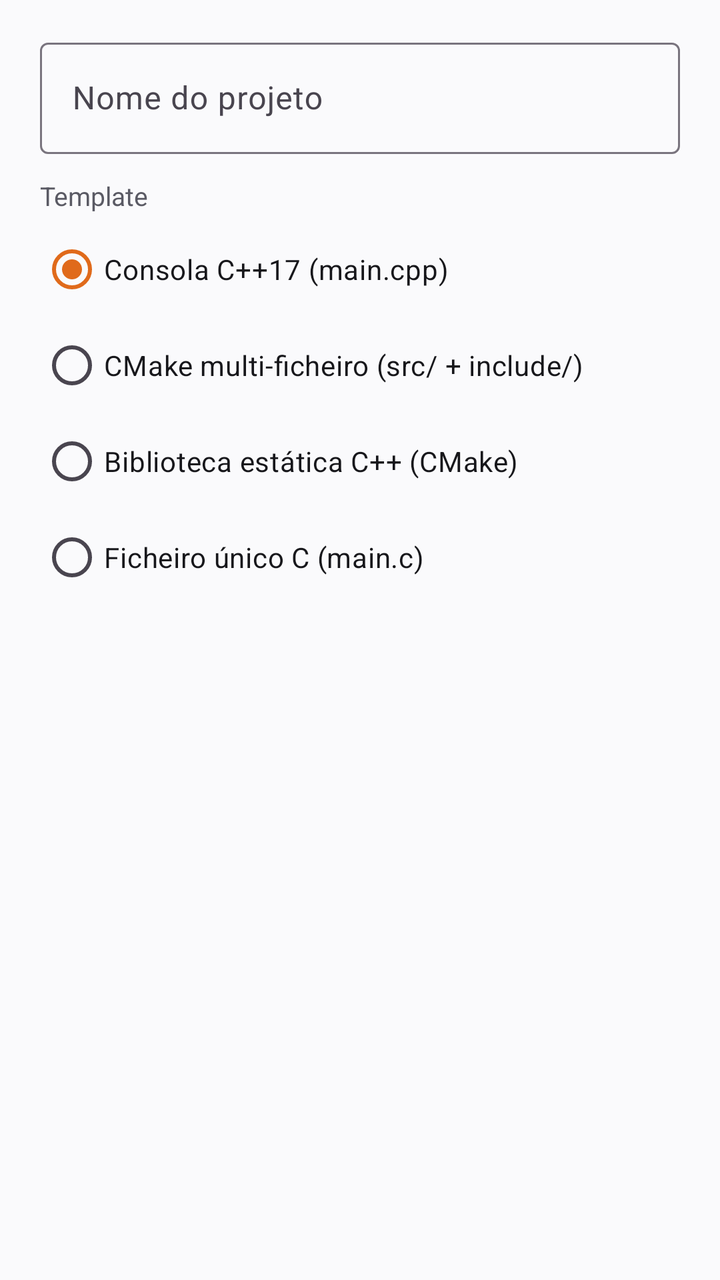
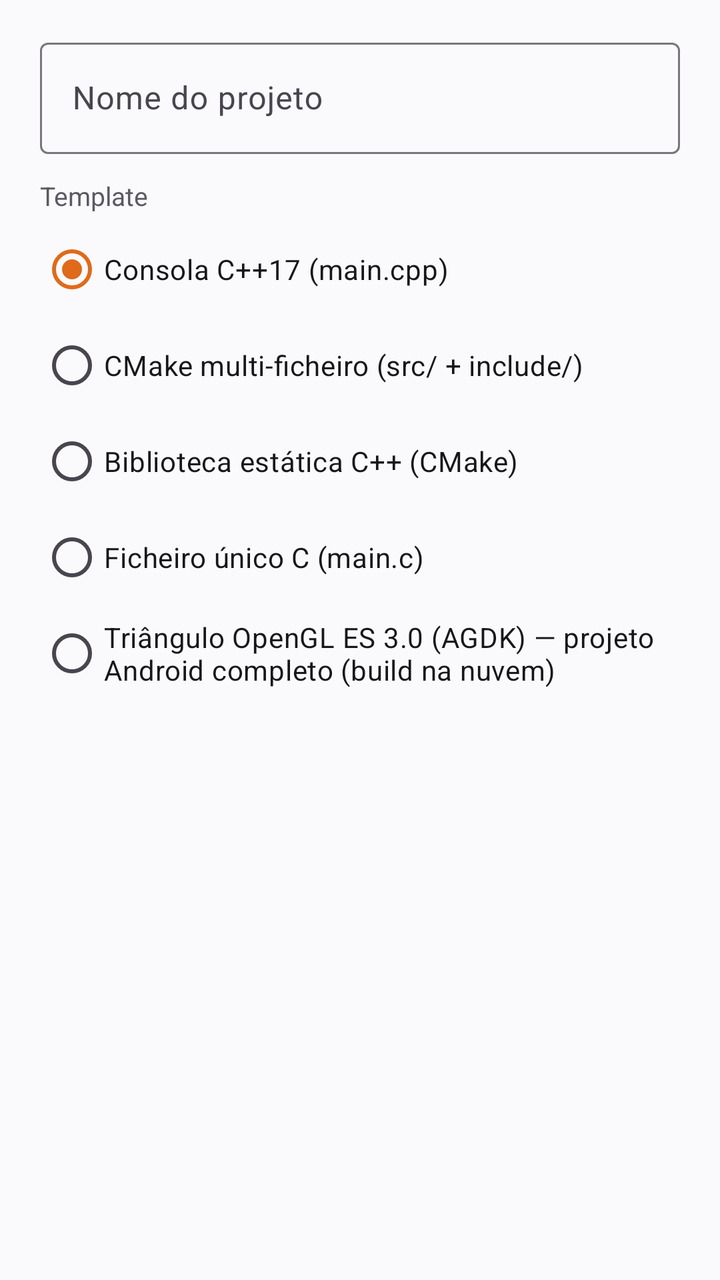

Compare the two renders of this Android layout. The source of the first and the diff that turns it into the second are given below.
<!-- AndroidManifest.xml: application theme Theme.CppStudio -->
<!-- res/layout/dialog_new_project.xml -->
<?xml version="1.0" encoding="utf-8"?>
<LinearLayout xmlns:android="http://schemas.android.com/apk/res/android"
    android:layout_width="match_parent"
    android:layout_height="wrap_content"
    android:orientation="vertical"
    android:paddingStart="20dp"
    android:paddingEnd="20dp"
    android:paddingTop="16dp">

    <com.google.android.material.textfield.TextInputLayout
        android:layout_width="match_parent"
        android:layout_height="wrap_content"
        android:hint="@string/project_name">

        <com.google.android.material.textfield.TextInputEditText
            android:id="@+id/projectNameInput"
            android:layout_width="match_parent"
            android:layout_height="wrap_content"
            android:inputType="text"
            android:singleLine="true"
            android:maxLength="64" />
    </com.google.android.material.textfield.TextInputLayout>

    <TextView
        android:layout_width="match_parent"
        android:layout_height="wrap_content"
        android:layout_marginTop="12dp"
        android:text="@string/project_template"
        android:textColor="@color/text2_c"
        android:textSize="13sp" />

    <RadioGroup
        android:id="@+id/templateGroup"
        android:layout_width="match_parent"
        android:layout_height="wrap_content"
        android:layout_marginTop="4dp">

        <RadioButton
            android:id="@+id/tplConsole"
            android:layout_width="match_parent"
            android:layout_height="wrap_content"
            android:checked="true"
            android:text="Consola C++17 (main.cpp)"
            android:textColor="@color/text_c" />

        <RadioButton
            android:id="@+id/tplCMakeMulti"
            android:layout_width="match_parent"
            android:layout_height="wrap_content"
            android:text="CMake multi-ficheiro (src/ + include/)"
            android:textColor="@color/text_c" />

        <RadioButton
            android:id="@+id/tplStaticLib"
            android:layout_width="match_parent"
            android:layout_height="wrap_content"
            android:text="Biblioteca estática C++ (CMake)"
            android:textColor="@color/text_c" />

        <RadioButton
            android:id="@+id/tplC"
            android:layout_width="match_parent"
            android:layout_height="wrap_content"
            android:text="Ficheiro único C (main.c)"
            android:textColor="@color/text_c" />
    </RadioGroup>

</LinearLayout>
<!-- resources referenced by this layout -->
<resources>
  <color name="text2_c">#5A5A64</color>
  <color name="text_c">#17171B</color>
  <string name="project_name">Nome do projeto</string>
  <string name="project_template">Template</string>
  <style name="Theme.CppStudio" parent="Theme.Material3.DayNight.NoActionBar">
          <item name="colorPrimary">@color/orange_primary</item>
          <item name="colorOnPrimary">#0C0C0E</item>
          <item name="colorPrimaryContainer">@color/orange_bright</item>
          <item name="colorOnPrimaryContainer">#0C0C0E</item>
          <item name="colorSecondary">@color/orange_primary</item>
          <item name="colorSurface">@color/surface_color</item>
          <item name="colorOnSurface">@color/text_c</item>
          <item name="colorError">@color/error_red</item>
          <item name="android:colorBackground">@color/bg_color</item>
          <item name="android:statusBarColor">@color/bg_color</item>
          <item name="android:navigationBarColor">@color/bg_color</item>
          <item name="android:textColorPrimary">@color/text_c</item>
          <item name="android:textColorSecondary">@color/text2_c</item>
          <item name="android:textColorTertiary">@color/text2_c</item>
      </style>
  <color name="orange_primary">#E06A1B</color>
  <color name="orange_bright">#FF8C42</color>
  <color name="surface_color">#FFFFFF</color>
  <color name="error_red">#D32F2F</color>
  <color name="bg_color">#FAFAFC</color>
</resources>

<!-- the commit's change to res/layout/dialog_new_project.xml (unified diff, before → after) -->
@@ -63,6 +63,13 @@
             android:layout_height="wrap_content"
             android:text="Ficheiro único C (main.c)"
             android:textColor="@color/text_c" />
+
+        <RadioButton
+            android:id="@+id/tplAgdk"
+            android:layout_width="match_parent"
+            android:layout_height="wrap_content"
+            android:text="Triângulo OpenGL ES 3.0 (AGDK) — projeto Android completo (build na nuvem)"
+            android:textColor="@color/text_c" />
     </RadioGroup>
 
 </LinearLayout>
